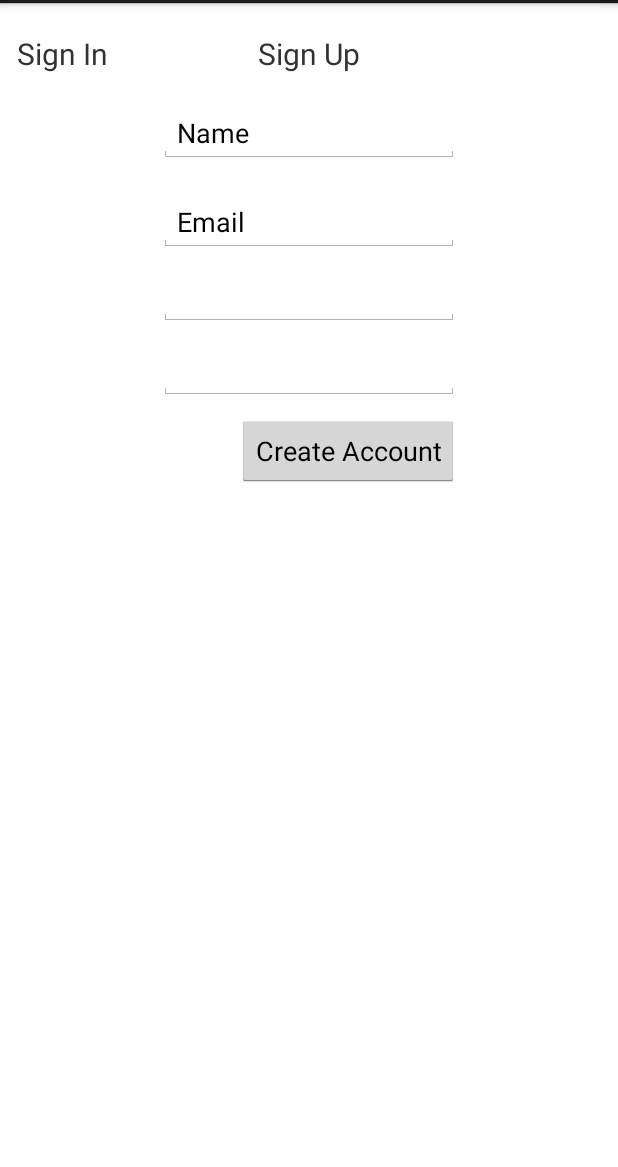
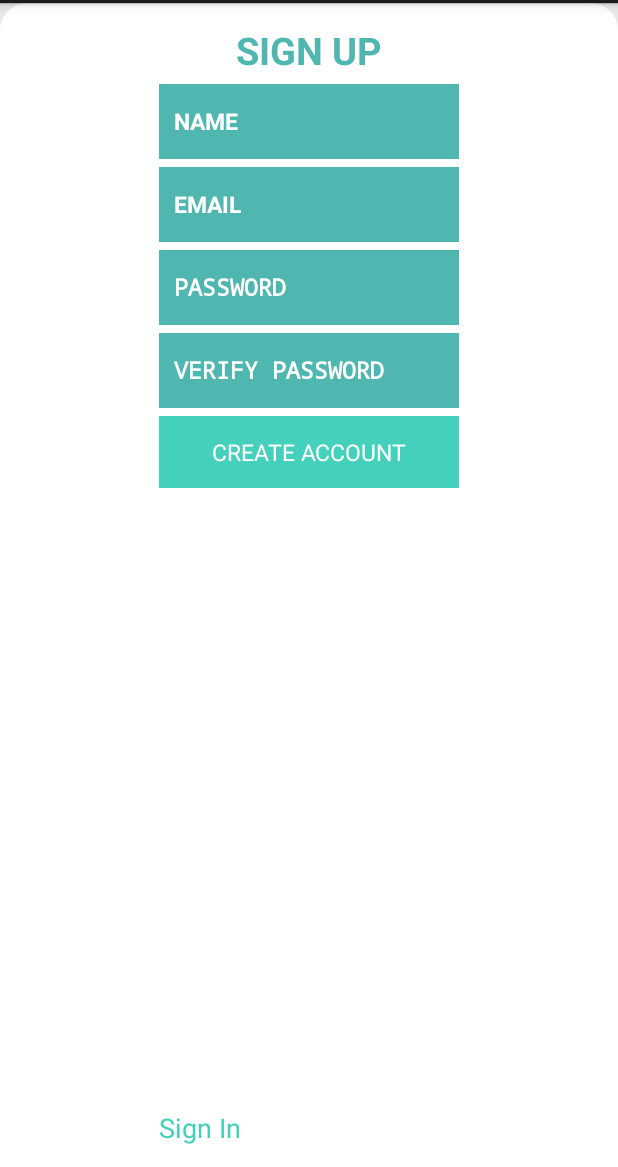
Before and after one commit to SilvanSalgues/VRA, an Android app: the fragment Fragment_signup shown on its own in the app's theme, on a phone screen of 412 x 824 dp, the part 69-1236 px from its top. Run offline under Robolectric (Android 15) with nearby library versions, the phone set to English and light mode, and no system bars.

Commit message:
- Added a local sqlite database with a users table - Updated the design of both the sign in and sign up screen + added functionality - Added a logo (It may change) - Discovered a way to add rounded edges through XML shape type

```diff
--- a/New_design/app/src/main/java/com/example/darren/new_design/Fragment_home.java
+++ b/New_design/app/src/main/java/com/example/darren/new_design/Fragment_home.java
@@ -14,7 +14,6 @@ import android.view.View;
 import android.view.View.OnClickListener;
 import android.view.ViewGroup;
 import android.widget.ImageButton;
-import android.widget.ImageView;
 import android.widget.TextView;
 
 import com.jjoe64.graphview.GraphView;
@@ -24,7 +23,6 @@ import com.jjoe64.graphview.series.LineGraphSeries;
 public class Fragment_home extends Fragment{
 
     ImageButton profile;
-    ImageView imgFavorite;
     TextView Welcome;
 
     public View onCreateView(LayoutInflater inflater, ViewGroup container, Bundle savedInstanceState) {
@@ -102,7 +100,8 @@ public class Fragment_home extends Fragment{
                 Path.Direction.CCW);
 
         canvas.clipPath(path);
-        Bitmap sourceBitmap = scaleBitmapImage;
+        Bitmap sourceBitmap;
+        sourceBitmap = scaleBitmapImage;
         canvas.drawBitmap(
                 sourceBitmap,
                 new Rect(0, 0, sourceBitmap.getWidth(), sourceBitmap
--- a/New_design/app/src/main/java/com/example/darren/new_design/Fragment_signup.java
+++ b/New_design/app/src/main/java/com/example/darren/new_design/Fragment_signup.java
@@ -9,19 +9,28 @@ import android.view.LayoutInflater;
 import android.view.View;
 import android.view.ViewGroup;
 import android.widget.Button;
+import android.widget.EditText;
 import android.widget.TextView;
+import android.widget.Toast;
 
 public class Fragment_signup extends Fragment {
 
     TextView up_signup;
     Button up_create;
+    EditText up_name, up_email, up_pass, up_verifypass;
     FragmentManager fm;
+    Database_Manager db;
 
     public View onCreateView(LayoutInflater inflater, ViewGroup container, Bundle savedInstanceState){
         View InputFragmentView = inflater.inflate(R.layout.signup, container, false);
 
+        db = new Database_Manager(getActivity());
         up_signup = (TextView) InputFragmentView.findViewById(R.id.up_signin);
         up_create = (Button) InputFragmentView.findViewById(R.id.up_create);
+        up_name = (EditText) InputFragmentView.findViewById(R.id.up_name);
+        up_email = (EditText) InputFragmentView.findViewById(R.id.up_email);
+        up_pass = (EditText) InputFragmentView.findViewById(R.id.up_pass);
+        up_verifypass = (EditText) InputFragmentView.findViewById(R.id.up_verifypass);
 
         fm = getFragmentManager();
         up_signup.setOnClickListener(new View.OnClickListener() {
@@ -39,9 +48,23 @@ public class Fragment_signup extends Fragment {
         up_create.setOnClickListener(new View.OnClickListener() {
             @Override
             public void onClick(View view) {
-                Intent intent = new Intent
-                        (getActivity(), Activity_container.class);
-                startActivity(intent);
+
+                String pass = up_pass.getText().toString();
+                String verify = up_verifypass.getText().toString();
+
+                if (pass.equals(verify)) {
+                    db.open();                // Open Database
+                    db.insertUser("" + up_name.getText(), "" + up_email.getText(), "" + up_pass.getText());
+                    db.close();                // Close Database
+
+                    Toast.makeText(getActivity().getApplicationContext(), "Successfully added user", Toast.LENGTH_SHORT).show();
+                    Intent intent = new Intent(getActivity(), Activity_container.class);
+                    startActivity(intent);
+                }
+                else {
+                    Toast.makeText(getActivity().getApplicationContext(), "Passwords Failed to Match",
+                            Toast.LENGTH_LONG).show();
+                }
             }
         });
         return InputFragmentView;
--- /dev/null
+++ b/New_design/app/src/main/res/drawable-xhdpi/rounded_corner.xml
@@ -0,0 +1,32 @@
+<?xml version="1.0" encoding="utf-8"?>
+<shape
+    xmlns:android="http://schemas.android.com/apk/res/android"
+    android:shape="rectangle"
+    android:layout_height="fill_parent"
+    android:layout_width="fill_parent">
+
+    <!-- view background color -->
+    <solid
+        android:color="@android:color/white">
+    </solid>
+
+    <!-- view border color and width -->
+<!--    <stroke
+        android:width="3dp"
+        android:color="#1c1b20" >
+    </stroke>-->
+
+    <!-- If you want to add some padding -->
+    <padding
+        android:left="4dp"
+        android:top="4dp"
+        android:right="4dp"
+        android:bottom="4dp"    >
+    </padding>
+
+    <!-- Here is the corner radius -->
+    <corners
+        android:radius="18dp"   >
+    </corners>
+
+</shape>
--- a/New_design/app/src/main/res/layout/home.xml
+++ b/New_design/app/src/main/res/layout/home.xml
@@ -105,7 +105,7 @@
             android:layout_height="wrap_content"
             android:text="EXERCISE COMPLETE "
             android:id="@+id/exercise_complete"
-            android:textColor="#ff44d0ba"
+            android:textColor="@android:color/white"
             android:textSize="16sp"
             android:textIsSelectable="true"
             android:textStyle="bold"
--- a/New_design/app/src/main/res/layout/signup.xml
+++ b/New_design/app/src/main/res/layout/signup.xml
@@ -2,81 +2,114 @@
 <RelativeLayout xmlns:android="http://schemas.android.com/apk/res/android"
     android:orientation="vertical" android:layout_width="match_parent"
     android:layout_height="match_parent"
-    android:background="@android:color/white">
+    android:background="@drawable/rounded_corner">
 
 
     <TextView
         android:layout_width="wrap_content"
         android:layout_height="wrap_content"
-        android:text="Sign Up"
+        android:text="SIGN UP"
         android:id="@+id/up_signup"
         android:layout_marginStart="100dp"
-        android:layout_marginTop="20dp"
+        android:layout_marginTop="10dp"
         android:layout_alignParentTop="true"
         android:layout_centerHorizontal="true"
-        android:textSize="20sp" />
+        android:textSize="25sp"
+        android:textColor="#FF50B7B0"
+        android:textStyle="bold" />
 
     <TextView
         android:layout_width="wrap_content"
         android:layout_height="wrap_content"
         android:text="Sign In"
         android:id="@+id/up_signin"
-
-        android:layout_alignTop="@+id/up_signup"
-        android:layout_toStartOf="@id/up_signup"
-        android:textSize="20sp" />
+        android:textSize="18sp"
+        android:textColor="#ff44d0ba"
+        android:layout_alignParentBottom="true"
+        android:layout_alignStart="@+id/up_create"
+        android:layout_marginBottom="10dp" />
 
 
     <EditText
         android:layout_width="200dp"
-        android:layout_height="wrap_content"
+        android:layout_height="50dp"
         android:inputType="textPersonName"
-        android:text="Name"
         android:ems="10"
         android:id="@+id/up_name"
         android:layout_below="@id/up_signup"
         android:layout_centerHorizontal="true"
-        android:layout_marginTop="20dp"/>
+        android:layout_marginTop="5dp"
+        android:background="#FF50B7B0"
+        android:textSize="15sp"
+        android:textColorHint="#FFFFFF"
+        android:textStyle="bold"
+        android:paddingLeft="10dp"
+        android:hint="NAME"
+        android:textColor="#FFFFFF" />
 
     <EditText
         android:layout_width="200dp"
-        android:layout_height="wrap_content"
-        android:text="Email"
+        android:layout_height="50dp"
         android:ems="10"
         android:id="@+id/up_email"
         android:layout_below="@id/up_name"
         android:layout_centerHorizontal="true"
-        android:layout_marginTop="20dp"
-        android:inputType="textEmailAddress" />
+        android:layout_marginTop="5dp"
+        android:inputType="textEmailAddress"
+        android:background="#FF50B7B0"
+        android:textSize="15sp"
+        android:textColorHint="#FFFFFF"
+        android:textStyle="bold"
+        android:paddingLeft="10dp"
+        android:hint="EMAIL"
+        android:textColor="#FFFFFF" />
 
     <EditText
         android:layout_width="200dp"
-        android:layout_height="wrap_content"
+        android:layout_height="50dp"
         android:inputType="textPassword"
         android:ems="10"
         android:id="@+id/up_pass"
-        android:layout_marginTop="10dp"
+        android:layout_marginTop="5dp"
         android:layout_below="@+id/up_email"
-        android:layout_alignStart="@+id/up_name" />
+        android:layout_alignStart="@+id/up_name"
+        android:background="#FF50B7B0"
+        android:textSize="15sp"
+        android:textColorHint="#FFFFFF"
+        android:textStyle="bold"
+        android:paddingLeft="10dp"
+        android:hint="PASSWORD"
+        android:textColor="#FFFFFF" />
 
     <EditText
         android:layout_width="200dp"
-        android:layout_height="wrap_content"
+        android:layout_height="50dp"
         android:inputType="textPassword"
         android:ems="10"
         android:id="@+id/up_verifypass"
-        android:layout_marginTop="10dp"
+        android:layout_marginTop="5dp"
         android:layout_below="@+id/up_pass"
-        android:layout_alignStart="@+id/up_name" />
+        android:layout_alignStart="@+id/up_name"
+        android:background="#FF50B7B0"
+        android:textSize="15sp"
+        android:textColorHint="#FFFFFF"
+        android:textStyle="bold"
+        android:paddingLeft="10dp"
+        android:hint="VERIFY PASSWORD"
+        android:textColor="#FFFFFF" />
 
     <Button
         android:layout_width="wrap_content"
         android:layout_height="wrap_content"
-        android:text="Create Account"
+        android:text="CREATE ACCOUNT"
         android:id="@+id/up_create"
         android:layout_below="@+id/up_verifypass"
         android:layout_alignEnd="@+id/up_verifypass"
-        android:layout_marginTop="10dp"/>
+        android:layout_marginTop="5dp"
+        android:layout_alignStart="@+id/up_verifypass"
+        android:background="#ff44d0ba"
+        android:textSize="15sp"
+        android:textColor="#FFFFFF" />
 
 
 </RelativeLayout>
```
Also changed, not shown: New_design/app/src/main/AndroidManifest.xml (+4 -4 lines), New_design/app/src/main/java/com/example/darren/new_design/Database_Manager.java (added, +156 -0 lines), New_design/app/src/main/java/com/example/darren/new_design/Fragment_signin.java (+27 -4 lines), New_design/app/src/main/res/layout/login.xml (+64 -9 lines), New_design/app/src/main/res/layout/signin.xml (+39 -19 lines), New_design/app/src/main/res/drawable-xhdpi/logo.png (added), 13 other files.
